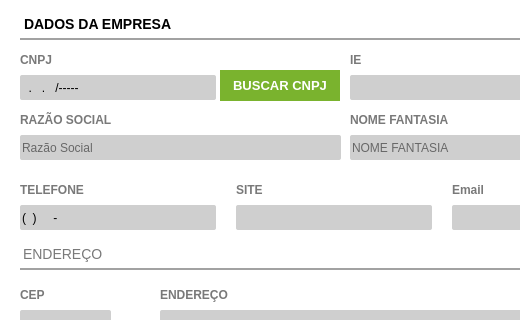
The window that View/UI/cadastro_empresa.ui (felipezago/ControleEstoque) describes before a commit, drawn with Qt 5; both pictures show x 0 to 520 and y 0 to 320 of the 876 by 431 pixel window.
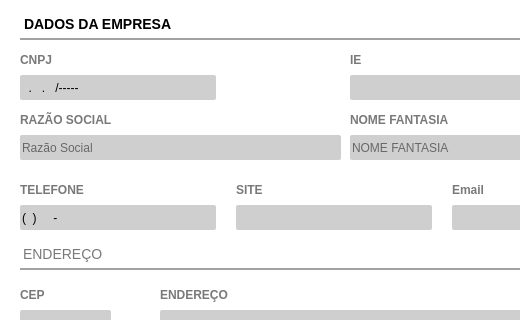
The same window after the commit. Icons and pictures are not drawn.

Patch:
```diff
--- a/View/UI/cadastro_empresa.ui
+++ b/View/UI/cadastro_empresa.ui
@@ -993,51 +993,6 @@
       <normaloff>../../Imagens/search.png</normaloff>../../Imagens/search.png</iconset>
     </property>
    </widget>
-   <widget class="QPushButton" name="bt_busca_cnpj">
-    <property name="geometry">
-     <rect>
-      <x>220</x>
-      <y>70</y>
-      <width>120</width>
-      <height>31</height>
-     </rect>
-    </property>
-    <property name="font">
-     <font>
-      <family>Tahoma</family>
-      <pointsize>10</pointsize>
-      <weight>75</weight>
-      <bold>true</bold>
-     </font>
-    </property>
-    <property name="cursor">
-     <cursorShape>PointingHandCursor</cursorShape>
-    </property>
-    <property name="focusPolicy">
-     <enum>Qt::NoFocus</enum>
-    </property>
-    <property name="contextMenuPolicy">
-     <enum>Qt::ActionsContextMenu</enum>
-    </property>
-    <property name="styleSheet">
-     <string notr="true">QPushButton {
-background-color: #7AB32E;
-color: #FFF
- }
-QPushButton:hover{
-background-color: #40a286
-}</string>
-    </property>
-    <property name="text">
-     <string>BUSCAR CNPJ</string>
-    </property>
-    <property name="iconSize">
-     <size>
-      <width>75</width>
-      <height>35</height>
-     </size>
-    </property>
-   </widget>
    <zorder>lb_LogoEmpresa</zorder>
    <zorder>bt_DelLogo</zorder>
    <zorder>lb_FormFornecedor_21</zorder>
```
Left out of the diff: 1 changed line with no effect on the pictures.
